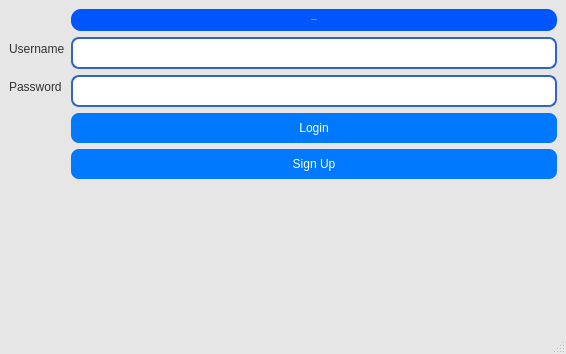
Above: Experiment/mainwindow.ui from hassanshakil22/E-Voting-OOPS- before the change. Below: the same form after it.
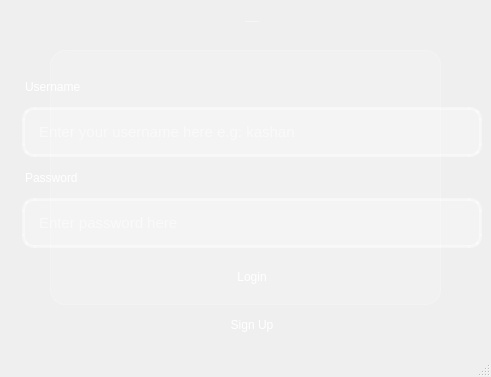
That is the form after the change. Icons and pictures are not drawn.

Commit message: Login and Signup page completed with all functionalities

What changed in the file:
```diff
--- a/Experiment/mainwindow.ui
+++ b/Experiment/mainwindow.ui
@@ -6,8 +6,8 @@
    <rect>
     <x>0</x>
     <y>0</y>
-    <width>566</width>
-    <height>354</height>
+    <width>491</width>
+    <height>377</height>
    </rect>
   </property>
   <property name="minimumSize">
@@ -20,120 +20,186 @@
    <string>MainWindow</string>
   </property>
   <property name="styleSheet">
-   <string notr="true">QPushButton {
-    background-color: rgb(0, 120, 255);
-    color: white;
-    border-radius: 8px;
-    font: bold 14px &quot;Arial&quot;;
-    padding: 8px;
+   <string notr="true">QLineEdit:error {
+    border: 2px solid #ff4444;
+    background-color: #ffeeee;
 }
 QPushButton:hover {
     background-color: rgb(0, 90, 200);
 }
-QPushButton:pressed {
-    background-color: rgb(0, 60, 150);
+
+QMessageBox QLabel#qt_msgbox_label {
+    min-width: 300px;
 }
+QMainWindow {
+    
+	background-image: url(:/New folder/WhatsApp Image 2025-04-04 at 10.06.00 PM.jpeg);
+    background-position: center;
+    background-repeat: no-repeat;
+}
+
+/* Central container with glass morphism effect */
+#centralwidget {
+    background: rgba(255, 255, 255, 0.15);
+    border-radius: 15px;
+    border: 1px solid rgba(255, 255, 255, 0.2);
+    padding: 30px;
+    margin: 50px;
+}
+
+/* Title label */
+#welcome_label {
+    font: bold 28px &quot;Segoe UI&quot;, Arial;
+    color: white;
+    letter-spacing: 2px;
+    text-transform: uppercase;
+    qproperty-alignment: 'AlignCenter';
+    margin-bottom: 30px;
+}
+
+/* Form labels */
+QLabel {
+    font: bold 16px &quot;Segoe UI&quot;;
+    color: white;
+    margin-bottom: 2px;
+}
+
+/* Input fields with modern styling */
 QLineEdit {
-    border: 2px solid rgb(50, 100, 200);
-    border-radius: 8px;
-    padding: 5px;
-    font-size: 14px;
+    background: rgba(255, 255, 255, 0.25);
+    border: 3px solid rgba(255, 255, 255, 0.4);
+    border-radius: 12px;
+    padding: 12px;
+    color: white;
+    font-size: 15px;
+    margin-bottom: 2px;
+    selection-background-color: #4facfe;
 }
+
 QLineEdit:focus {
     border: 2px solid rgb(0, 120, 255);
     background-color: rgb(225, 245, 255);
 }
-QLabel {
-    font: bold 16px &quot;Arial&quot;;
-    color: rgb(50, 50, 50);
-}
-#log_label {
-    font: bold 22px &quot;Arial&quot;;
+
+/* Buttons with gradient and animation */
+QPushButton {
+    background: qlineargradient(x1:0, y1:0, x2:1, y2:0,
+                              stop:0 #4facfe, stop:1 #00f2fe);
     color: white;
-    background-color: rgb(0, 85, 255);
-    padding: 10px;
-    border-radius: 10px;
+    font: bold 16px &quot;Segoe UI&quot;;
+    border-radius: 8px;
+    padding: 14px 24px;
+    border: none;
+    min-width: 120px;
 }
 
-#MainWindow {
-    background-color: rgb(230, 230, 230);
+QPushButton:hover {
+    background: qlineargradient(x1:0, y1:0, x2:1, y2:0,
+                              stop:0 #00f2fe, stop:1 #4facfe);
 }
 
 
+/* Login container */
+#login_container {
+    background: rgba(255, 255, 255, 0.1);
+    border-radius: 15px;
+    padding: 30px;
+    border: 1px solid rgba(255, 255, 255, 0.15);
+}
 
-
-
+/* Logo styling */
+#logo_label {
+    qproperty-alignment: 'AlignCenter';
+    margin-bottom: 15px;
+    qproperty-pixmap: url(:/icons/app_logo.png);}
 
 </string>
   </property>
   <widget class="QWidget" name="centralwidget">
-   <layout class="QFormLayout" name="formLayout">
-    <item row="6" column="1">
-     <layout class="QVBoxLayout" name="verticalLayout">
-      <item>
-       <widget class="QLineEdit" name="user_line"/>
-      </item>
-     </layout>
-    </item>
+   <layout class="QGridLayout" name="gridLayout">
     <item row="0" column="1">
      <widget class="QLabel" name="log_label">
       <property name="font">
        <font>
-        <family>Arial</family>
+        <family>Segoe UI</family>
         <pointsize>-1</pointsize>
         <italic>false</italic>
         <bold>true</bold>
        </font>
       </property>
       <property name="styleSheet">
-       <string notr="true">#log_label{
-	background-color: rgb(0, 85, 255);
-	color: rgb(255, 255, 255);
-}</string>
+       <string notr="true"/>
       </property>
       <property name="text">
-       <string>Login Page</string>
+       <string>Welcome to E-Voting System</string>
       </property>
       <property name="alignment">
        <set>Qt::AlignmentFlag::AlignCenter</set>
       </property>
      </widget>
     </item>
-    <item row="10" column="1">
-     <widget class="QPushButton" name="signup_btn">
-      <property name="text">
-       <string>Sign Up</string>
-      </property>
-     </widget>
-    </item>
-    <item row="9" column="1">
+    <item row="6" column="1">
      <widget class="QPushButton" name="login_btn">
       <property name="text">
        <string>Login</string>
       </property>
      </widget>
     </item>
-    <item row="8" column="1">
+    <item row="5" column="1">
      <widget class="QLineEdit" name="pas_line">
       <property name="echoMode">
        <enum>QLineEdit::EchoMode::Password</enum>
       </property>
+      <property name="placeholderText">
+       <string>Enter password here</string>
+      </property>
      </widget>
     </item>
-    <item row="8" column="0">
-     <widget class="QLabel" name="label_2">
-      <property name="text">
-       <string>Password</string>
+    <item row="3" column="1">
+     <widget class="QLineEdit" name="user_line">
+      <property name="placeholderText">
+       <string>Enter your username here e.g: kashan</string>
       </property>
      </widget>
     </item>
-    <item row="6" column="0">
+    <item row="2" column="1">
      <widget class="QLabel" name="label">
       <property name="text">
        <string>Username</string>
       </property>
      </widget>
     </item>
+    <item row="0" column="0" rowspan="8">
+     <widget class="QLabel" name="label_3">
+      <property name="text">
+       <string/>
+      </property>
+      <property name="pixmap">
+       <pixmap>irec/360_F_527147254_oly8dgVuBi0KAY0KM96sxVdtaQw16jpM.jpg</pixmap>
+      </property>
+     </widget>
+    </item>
+    <item row="7" column="1">
+     <widget class="QPushButton" name="signup_btn">
+      <property name="text">
+       <string>Sign Up</string>
+      </property>
+     </widget>
+    </item>
+    <item row="4" column="1">
+     <widget class="QLabel" name="label_2">
+      <property name="styleSheet">
+       <string notr="true">QMainWindow {
+    background-image: url(:/resources/);
+    background-position: center;
+    background-repeat: no-repeat;
+}</string>
+      </property>
+      <property name="text">
+       <string>Password</string>
+      </property>
+     </widget>
+    </item>
    </layout>
   </widget>
   <widget class="QMenuBar" name="menubar">
```
Left out of the diff: 12 changed lines with no effect on the pictures. The commit also changes 12 other files.
